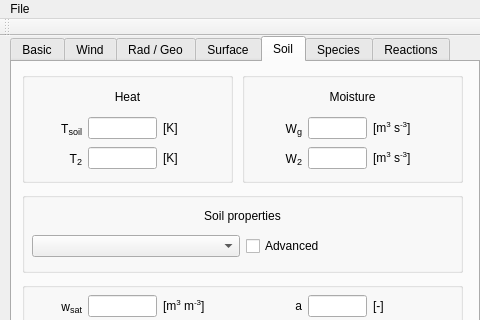
classmodel/modelgui, file mainwindow.ui: the form before one commit; both pictures show x 0 to 480 and y 0 to 320 of the 640 by 530 pixel window.
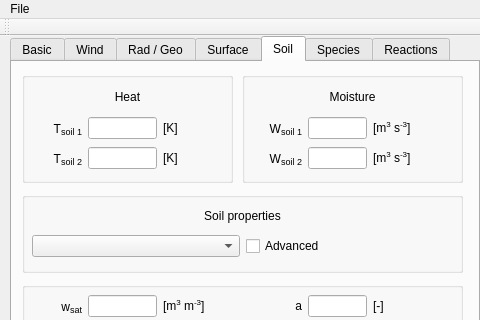
The form after the commit. The open tabs and pages were chosen to show the change.

Commit message: Changed wg, w1 etc to wsoil1, wsoil2, etc

```diff
--- a/mainwindow.ui
+++ b/mainwindow.ui
@@ -2528,7 +2528,7 @@
            <string/>
           </property>
           <property name="text">
-           <string>&lt;html&gt;T&lt;span style=&quot; font-size:14px; vertical-align:sub;&quot;&gt;soil&lt;/span&gt;&lt;/html&gt;</string>
+           <string>&lt;html&gt;T&lt;span style=&quot; font-size:14px; vertical-align:sub;&quot;&gt;soil 1&lt;/span&gt;&lt;/html&gt;</string>
           </property>
           <property name="alignment">
            <set>Qt::AlignRight|Qt::AlignTrailing|Qt::AlignVCenter</set>
@@ -2551,7 +2551,7 @@
            <string/>
           </property>
           <property name="text">
-           <string>&lt;html&gt;T&lt;span style=&quot; font-size:14px; vertical-align:sub;&quot;&gt;2&lt;/span&gt;&lt;/html&gt;</string>
+           <string>&lt;html&gt;T&lt;span style=&quot; font-size:14px; vertical-align:sub;&quot;&gt;soil 2&lt;/span&gt;&lt;/html&gt;</string>
           </property>
           <property name="alignment">
            <set>Qt::AlignRight|Qt::AlignTrailing|Qt::AlignVCenter</set>
@@ -3017,7 +3017,7 @@
            <string/>
           </property>
           <property name="text">
-           <string>&lt;html&gt;W&lt;span style=&quot; font-size:14px; vertical-align:sub;&quot;&gt;g&lt;/span&gt;&lt;/html&gt;</string>
+           <string>&lt;html&gt;W&lt;span style=&quot; font-size:14px; vertical-align:sub;&quot;&gt;soil 1&lt;/span&gt;&lt;/html&gt;</string>
           </property>
           <property name="alignment">
            <set>Qt::AlignRight|Qt::AlignTrailing|Qt::AlignVCenter</set>
@@ -3040,7 +3040,7 @@
            <string/>
           </property>
           <property name="text">
-           <string>&lt;html&gt;W&lt;span style=&quot; font-size:14px; vertical-align:sub;&quot;&gt;2&lt;/span&gt;&lt;/html&gt;</string>
+           <string>&lt;html&gt;W&lt;span style=&quot; font-size:14px; vertical-align:sub;&quot;&gt;soil 2&lt;/span&gt;&lt;/html&gt;</string>
           </property>
           <property name="alignment">
            <set>Qt::AlignRight|Qt::AlignTrailing|Qt::AlignVCenter</set>
```
Left out of the diff: 6 changed lines with no effect on the pictures.
